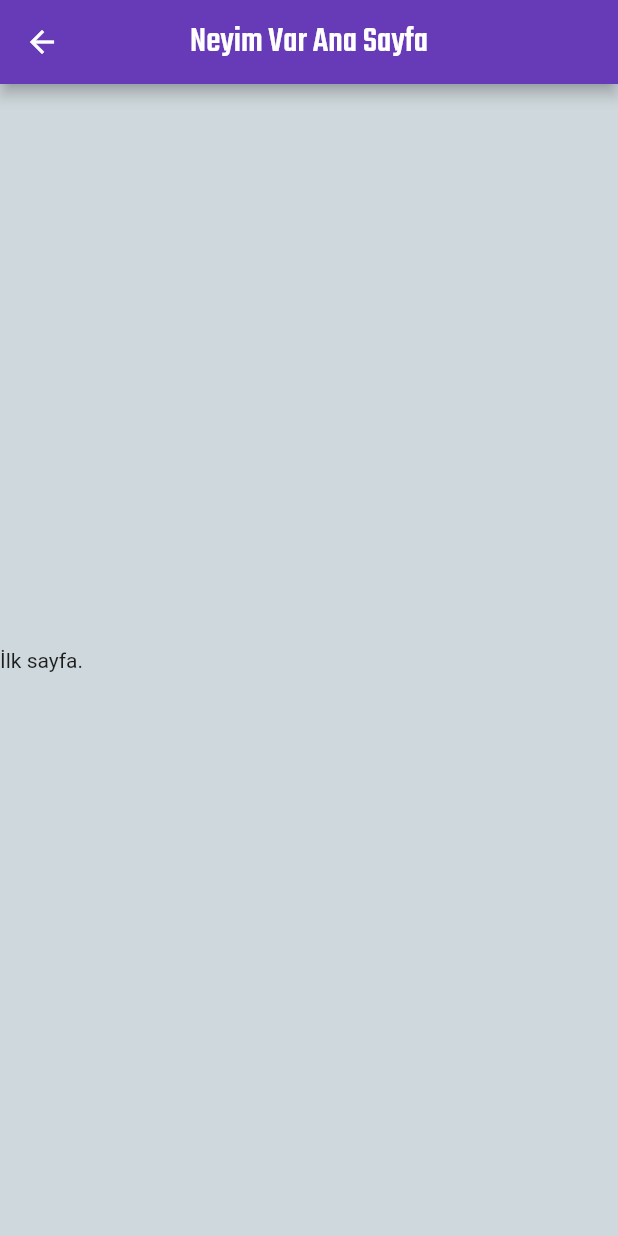
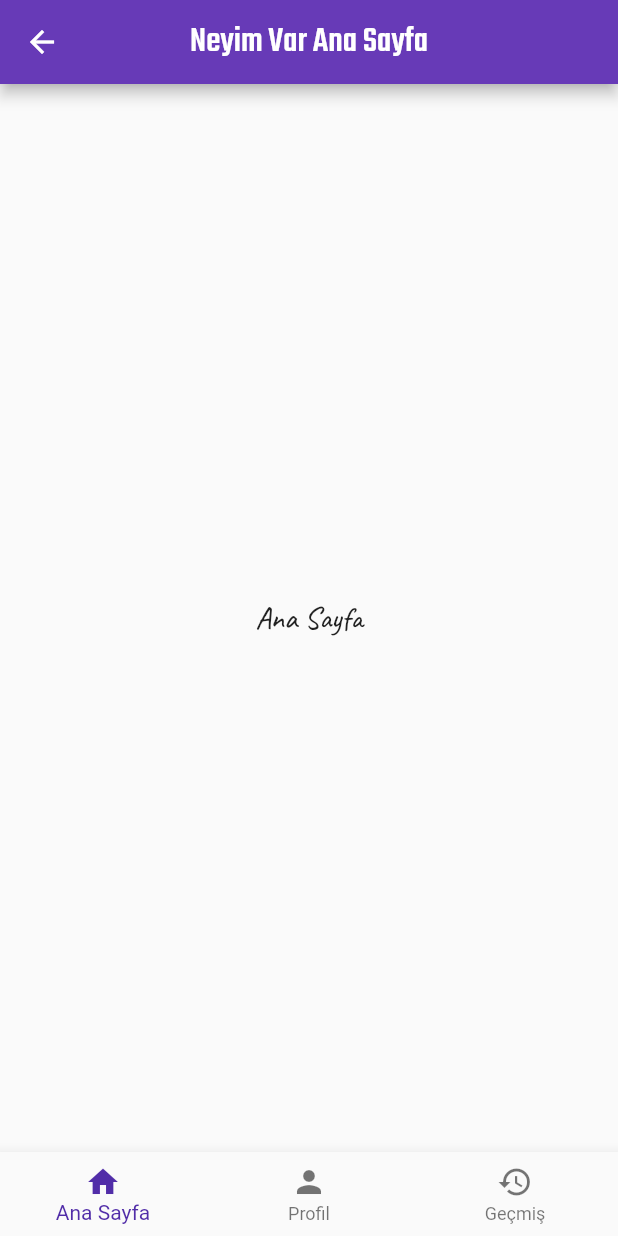
Before and after one commit to YeD-Mi/Flutter-Login-Panel, a Flutter app: the MenuPage screen opened directly, on a phone screen of 412 x 824 dp. Run offline on Flutter 3.47's test engine with Material 2 defaults, Android fonts, the phone set to English and light mode, and no system bars.

Commit message:
histort-profil-resultpage

```diff
--- a/lib/views/menupage.dart
+++ b/lib/views/menupage.dart
@@ -2,6 +2,9 @@ import 'package:flutter/material.dart';
 import 'package:flutter/src/widgets/container.dart';
 import 'package:flutter/src/widgets/framework.dart';
 import 'package:login/color.dart';
+import 'package:login/views/historypage.dart';
+import 'package:login/views/profilpage.dart';
+import 'package:login/views/resultpage.dart';
 
 class MenuPage extends StatefulWidget {
   const MenuPage({super.key});
@@ -11,6 +14,14 @@ class MenuPage extends StatefulWidget {
 }
 
 class _MenuPageState extends State<MenuPage> {
+  int _selectecIndex = 0;
+  void _onItemTapped(int index) {
+    setState(() {
+      _selectecIndex = index;
+      print('index:$_selectecIndex');
+    });
+  }
+
   @override
   Widget build(BuildContext context) {
     return Scaffold(
@@ -21,10 +32,21 @@ class _MenuPageState extends State<MenuPage> {
               'Neyim Var Ana Sayfa',
               style: TextStyle(fontFamily: 'Teko', fontSize: 24),
             )),
-      body: Column(
-        mainAxisAlignment: MainAxisAlignment.center,
-        children: [Text('İlk sayfa.')],
+        bottomNavigationBar: BottomNavigationBar(
+          items: <BottomNavigationBarItem>[
+            BottomNavigationBarItem(icon: Icon(Icons.home), label: 'Ana Sayfa'),
+            BottomNavigationBarItem(icon: Icon(Icons.person), label: 'Profil'),
+            BottomNavigationBarItem(icon: Icon(Icons.history), label: 'Geçmiş'),
+          ],
+          currentIndex: _selectecIndex,
+          selectedItemColor: primaryColor,
+          onTap: _onItemTapped,
         ),
-    );
+        body: _selectecIndex == 0 //Değer 0 ise ResultPage açılır.
+            ? ResultPage()
+            : _selectecIndex ==
+                    1 //Değer 0 değilse 1 mi olduğuna bakılır. 1 ise profil değilse history sayfası açılır.
+                ? ProfilPage()
+                : HistoryPage());
   }
 }
--- /dev/null
+++ b/lib/views/resultpage.dart
@@ -0,0 +1,24 @@
+import 'package:flutter/src/widgets/container.dart';
+import 'package:flutter/src/widgets/framework.dart';
+
+import 'package:flutter/material.dart';
+
+class ResultPage extends StatefulWidget {
+  const ResultPage({super.key});
+
+  @override
+  State<ResultPage> createState() => _ResultPageState();
+}
+
+class _ResultPageState extends State<ResultPage> {
+  @override
+  Widget build(BuildContext context) {
+    return Scaffold(
+        body: Center(
+            child: Container(
+                child: Text(
+      'Ana Sayfa',
+      style: TextStyle(fontSize: 20, fontFamily: 'Caveat'),
+    ))));
+  }
+}
```
Also changed, not shown: lib/views/historypage.dart (added, +25 -0 lines), lib/views/profilpage.dart (added, +23 -0 lines). Lines whose indentation alone changed are shown as unchanged.
